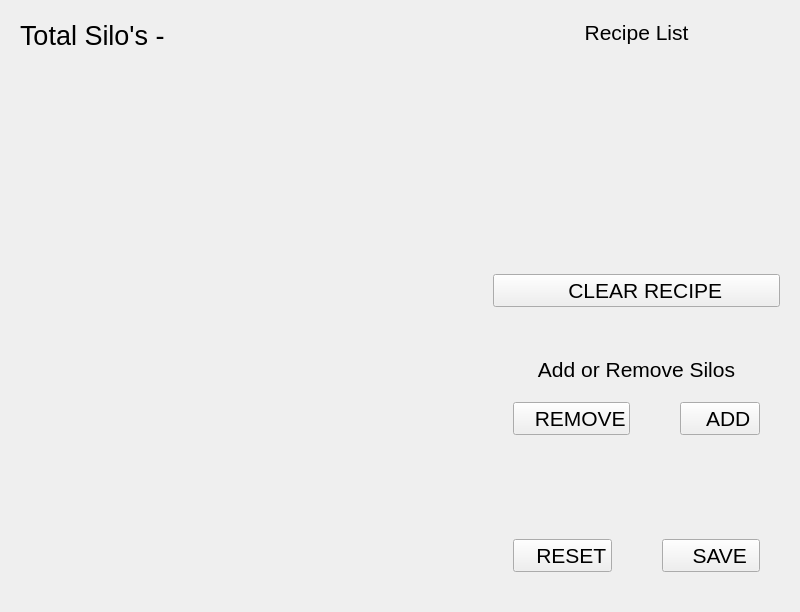
Qt form mainwindow.ui (shreyaagrawal24/Silo-Mapping) before a commit.
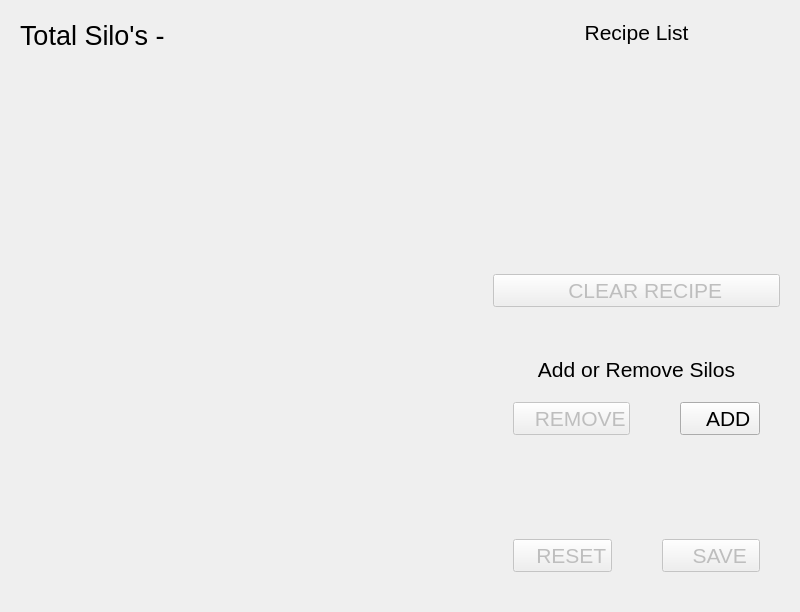
The same form after that commit. Icons and pictures are not drawn.

```diff
--- a/mainwindow.ui
+++ b/mainwindow.ui
@@ -290,6 +290,9 @@
            </property>
            <item>
             <widget class="QPushButton" name="clearRecipeBtn">
+             <property name="enabled">
+              <bool>false</bool>
+             </property>
              <property name="sizePolicy">
               <sizepolicy hsizetype="Minimum" vsizetype="Minimum">
                <horstretch>0</horstretch>
@@ -379,6 +382,9 @@
               </property>
               <item>
                <widget class="QPushButton" name="removeBtn">
+                <property name="enabled">
+                 <bool>false</bool>
+                </property>
                 <property name="sizePolicy">
                  <sizepolicy hsizetype="Preferred" vsizetype="Preferred">
                   <horstretch>0</horstretch>
@@ -473,6 +479,9 @@
            </property>
            <item>
             <widget class="QPushButton" name="resetBtn">
+             <property name="enabled">
+              <bool>false</bool>
+             </property>
              <property name="sizePolicy">
               <sizepolicy hsizetype="Preferred" vsizetype="Preferred">
                <horstretch>0</horstretch>
@@ -504,6 +513,9 @@
            </item>
            <item>
             <widget class="QPushButton" name="saveBtn">
+             <property name="enabled">
+              <bool>false</bool>
+             </property>
              <property name="sizePolicy">
               <sizepolicy hsizetype="Preferred" vsizetype="Preferred">
                <horstretch>0</horstretch>
```
Left out of the diff: 9 changed lines with no effect on the pictures.
